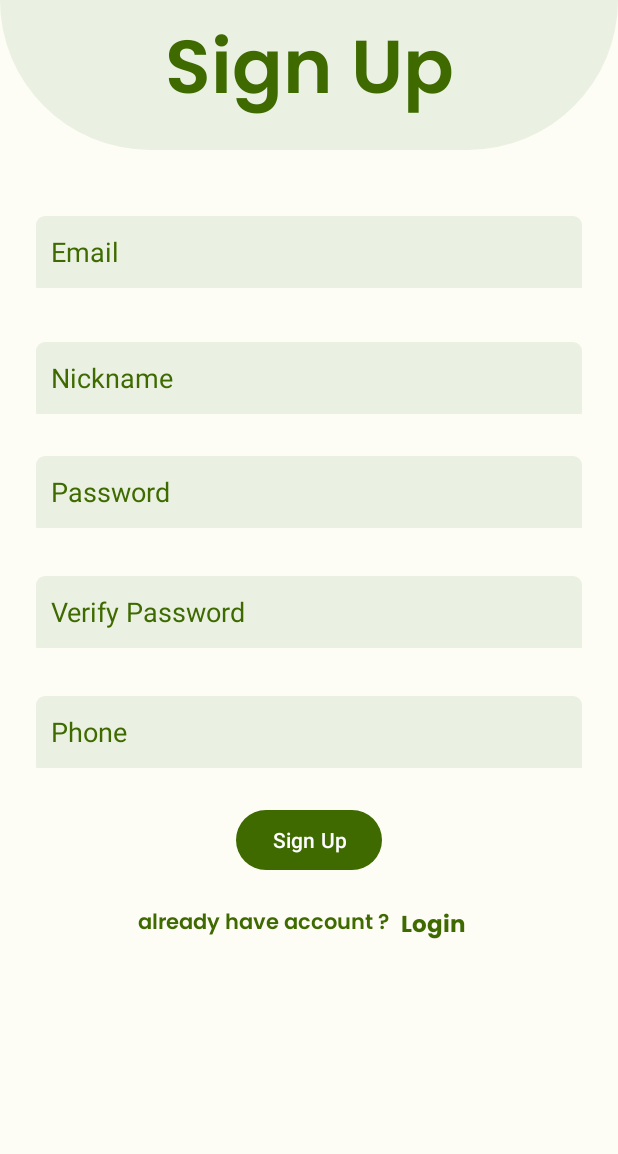
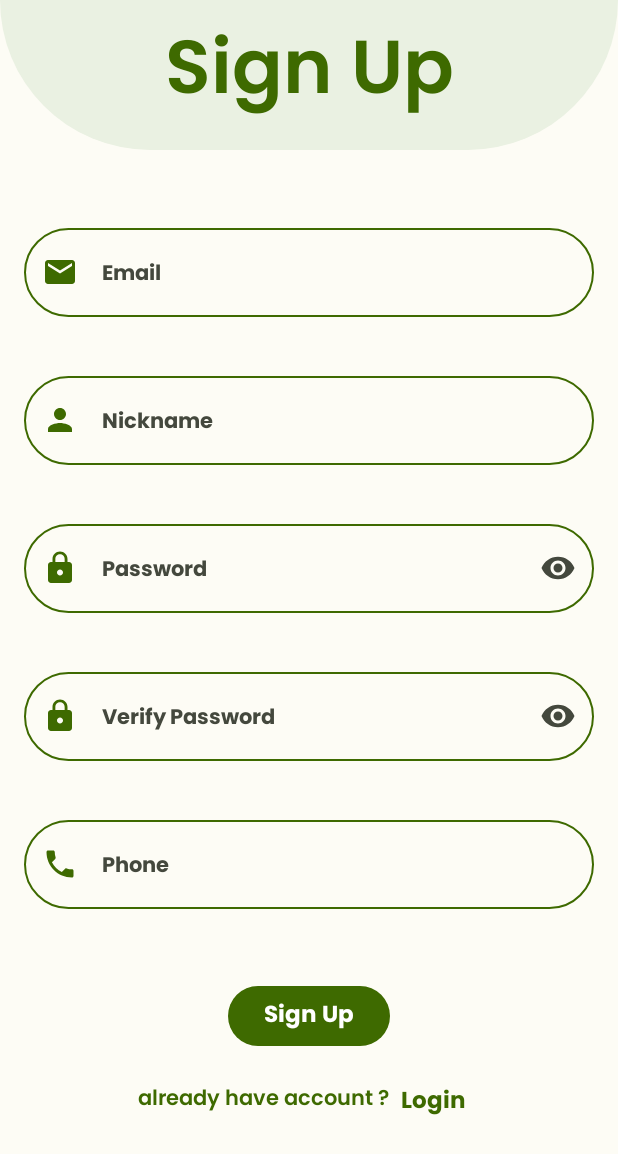
Before and after one commit to mohamedebrahem13/FindMyPet, an Android app: the screen it shows after launch (MainActivity), after a tap on "Sign Up", on a phone screen of 412 x 824 dp. Shown: the top 1154 px of the screen. Run offline under Robolectric (Android 15) with nearby library versions, the phone set to English and light mode, and no system bars; our stand-ins replace Dagger/Hilt's generated code, Firebase (no records; nobody signed in at launch, a user with empty details on screens opened directly), data binding, navigation-ui.

Commit message:
change to the ui and notification

```diff
--- a/app/src/main/res/layout/fragment_profile.xml
+++ b/app/src/main/res/layout/fragment_profile.xml
@@ -106,6 +106,7 @@
             android:layout_width="wrap_content"
             android:layout_height="wrap_content"
             android:text="@string/SignOut"
+            style="@style/Button"
             app:layout_constraintBottom_toBottomOf="parent"
             app:layout_constraintEnd_toEndOf="parent"
             app:layout_constraintStart_toStartOf="parent"
--- a/app/src/main/res/layout/fragment_sign_in.xml
+++ b/app/src/main/res/layout/fragment_sign_in.xml
@@ -56,9 +56,9 @@
         </com.google.android.material.textfield.TextInputLayout>
 
 
-        <Button
+        <com.google.android.material.button.MaterialButton
             android:id="@+id/loginbtn"
-            style="@style/button_style"
+            style="@style/Button"
             android:layout_width="wrap_content"
             android:layout_height="wrap_content"
             android:layout_marginTop="32dp"
--- a/app/src/main/res/layout/fragment_sign_up2.xml
+++ b/app/src/main/res/layout/fragment_sign_up2.xml
@@ -36,104 +36,117 @@
                 app:layout_constraintVertical_bias="0.484" />
         </androidx.constraintlayout.widget.ConstraintLayout>
 
-        <EditText
+        <com.google.android.material.textfield.TextInputLayout
             android:id="@+id/editTextTextEmailAddress3"
-            style="@style/edittext_style"
+            style="@style/TextInputLayout.Email"
             android:layout_width="0dp"
-            android:layout_height="wrap_content"
             android:layout_marginStart="24dp"
             android:layout_marginTop="44dp"
             android:layout_marginEnd="24dp"
-            android:autofillHints=""
-            android:hint="@string/Email"
-            android:inputType="textEmailAddress"
-            android:minHeight="48dp"
-            android:textColorHint="@color/md_theme_dark_inversePrimary"
+            android:layout_height="wrap_content"
             app:layout_constraintEnd_toEndOf="parent"
             app:layout_constraintHorizontal_bias="0.0"
             app:layout_constraintStart_toStartOf="parent"
             app:layout_constraintTop_toBottomOf="@+id/constraintLayout2"
-            tools:ignore="SpeakableTextPresentCheck" />
+            tools:ignore="SpeakableTextPresentCheck">
 
-        <EditText
+            <com.google.android.material.textfield.TextInputEditText
+                android:id="@+id/et_email"
+                style="@style/TextInputEditText.Email"
+                android:layout_width="match_parent"
+                android:layout_height="match_parent"
+                android:hint="@string/Email" />
+        </com.google.android.material.textfield.TextInputLayout>
+
+        <com.google.android.material.textfield.TextInputLayout
             android:id="@+id/editTextTextPersonName2"
-            style="@style/edittext_style"
+            style="@style/TextInputLayout.Name"
             android:layout_width="0dp"
             android:layout_height="wrap_content"
             android:layout_marginStart="24dp"
-            android:layout_marginTop="36dp"
+            android:layout_marginTop="8dp"
             android:layout_marginEnd="24dp"
-            android:autofillHints=""
-            android:hint="@string/nickname"
-            android:inputType="textPersonName"
-            android:minHeight="48dp"
-            android:textColorHint="@color/md_theme_dark_inversePrimary"
             app:layout_constraintEnd_toEndOf="parent"
             app:layout_constraintHorizontal_bias="0.502"
             app:layout_constraintStart_toStartOf="parent"
-            app:layout_constraintTop_toBottomOf="@+id/editTextTextEmailAddress3" />
+            app:layout_constraintTop_toBottomOf="@+id/editTextTextEmailAddress3">
 
-        <EditText
+            <com.google.android.material.textfield.TextInputEditText
+                android:id="@+id/et_name"
+                style="@style/TextInputEditText.Name"
+                android:layout_width="match_parent"
+                android:layout_height="match_parent"
+                android:hint="@string/nickname" />
+        </com.google.android.material.textfield.TextInputLayout>
+
+        <com.google.android.material.textfield.TextInputLayout
             android:id="@+id/editTextTextPassword4"
-            style="@style/edittext_style"
+            style="@style/TextInputLayout.Password"
             android:layout_width="0dp"
             android:layout_height="wrap_content"
-            android:layout_marginStart="24dp"
-            android:layout_marginTop="28dp"
-            android:layout_marginEnd="24dp"
-            android:autofillHints=""
-            android:hint="@string/password"
-            android:inputType="textPassword"
-            android:minHeight="48dp"
-            android:textColorHint="@color/md_theme_dark_inversePrimary"
+            android:layout_marginStart="16dp"
+            android:layout_marginTop="8dp"
+            android:layout_marginEnd="16dp"
+            app:endIconMode="password_toggle"
             app:layout_constraintEnd_toEndOf="parent"
             app:layout_constraintHorizontal_bias="0.502"
             app:layout_constraintStart_toStartOf="parent"
-            app:layout_constraintTop_toBottomOf="@+id/editTextTextPersonName2"
-            tools:ignore="SpeakableTextPresentCheck" />
+            app:layout_constraintTop_toBottomOf="@+id/editTextTextPersonName2">
 
-        <EditText
+            <com.google.android.material.textfield.TextInputEditText
+                android:id="@+id/et_password"
+                style="@style/TextInputEditText.Password"
+                android:layout_width="match_parent"
+                android:layout_height="match_parent"
+                android:hint="@string/password" />
+        </com.google.android.material.textfield.TextInputLayout>
+
+        <com.google.android.material.textfield.TextInputLayout
             android:id="@+id/editTextTextPassword5"
-            style="@style/edittext_style"
+            style="@style/TextInputLayout.Password"
             android:layout_width="0dp"
             android:layout_height="wrap_content"
-            android:layout_marginStart="24dp"
-            android:layout_marginTop="32dp"
-            android:layout_marginEnd="24dp"
-            android:autofillHints=""
-            android:hint="@string/VerifyPassword"
-            android:inputType="textPassword"
-            android:minHeight="48dp"
-            android:textColorHint="@color/md_theme_dark_inversePrimary"
+            android:layout_marginStart="16dp"
+            android:layout_marginTop="8dp"
+            android:layout_marginEnd="16dp"
+            app:endIconMode="password_toggle"
             app:layout_constraintEnd_toEndOf="parent"
             app:layout_constraintStart_toStartOf="parent"
-            app:layout_constraintTop_toBottomOf="@+id/editTextTextPassword4"
-            tools:ignore="SpeakableTextPresentCheck" />
+            app:layout_constraintTop_toBottomOf="@+id/editTextTextPassword4">
 
-        <EditText
+            <com.google.android.material.textfield.TextInputEditText
+                android:id="@+id/et_password_verify"
+                style="@style/TextInputEditText.Password"
+                android:layout_width="match_parent"
+                android:layout_height="match_parent"
+                android:hint="@string/VerifyPassword" />
+        </com.google.android.material.textfield.TextInputLayout>
+
+        <com.google.android.material.textfield.TextInputLayout
             android:id="@+id/editTextPhone2"
-            style="@style/edittext_style"
+            style="@style/TextInputLayout.Phone"
             android:layout_width="0dp"
             android:layout_height="wrap_content"
-            android:layout_marginStart="24dp"
-            android:layout_marginTop="32dp"
-            android:layout_marginEnd="24dp"
-            android:autofillHints=""
-            android:hint="@string/Phone"
-            android:inputType="phone"
-            android:minHeight="48dp"
-            android:textColorHint="@color/md_theme_dark_inversePrimary"
+            android:layout_marginTop="8dp"
             app:layout_constraintEnd_toEndOf="parent"
             app:layout_constraintHorizontal_bias="0.502"
             app:layout_constraintStart_toStartOf="parent"
-            app:layout_constraintTop_toBottomOf="@+id/editTextTextPassword5"
-            tools:ignore="SpeakableTextPresentCheck" />
+            app:layout_constraintTop_toBottomOf="@+id/editTextTextPassword5">
 
-        <Button
+            <com.google.android.material.textfield.TextInputEditText
+                android:id="@+id/et_phone"
+                style="@style/TextInputEditText.Phone"
+                android:layout_width="match_parent"
+                android:layout_height="match_parent"
+                android:hint="@string/Phone" />
+        </com.google.android.material.textfield.TextInputLayout>
+
+        <com.google.android.material.button.MaterialButton
             android:id="@+id/button"
             android:layout_width="wrap_content"
             android:layout_height="wrap_content"
             android:layout_marginTop="24dp"
+            style="@style/Button"
             android:text="@string/SignUp"
             app:layout_constraintEnd_toEndOf="parent"
             app:layout_constraintStart_toStartOf="parent"
--- a/app/src/main/res/layout/post_item.xml
+++ b/app/src/main/res/layout/post_item.xml
@@ -126,7 +126,7 @@
 
             <TextView
                 android:id="@+id/petLocationTextView"
-                style="@style/TextView.SemiBold"
+                style="@style/TextView.Regular_12"
                 android:layout_width="wrap_content"
                 android:layout_height="wrap_content"
                 android:layout_marginStart="8dp"
--- a/app/src/main/res/values/themes.xml
+++ b/app/src/main/res/values/themes.xml
@@ -48,7 +48,7 @@
         <item name="boxCornerRadiusTopStart">30dp</item>
         <item name="boxStrokeWidth">1dp</item>
         <item name="boxStrokeWidthFocused">1dp</item>
-        <item name="hintEnabled">false</item>
+        <item name="hintEnabled">true</item>
         <item name="hintTextAppearance">@style/Font.Bold</item>
         <item name="boxStrokeColor">@color/boarder_search</item>
         <item name="startIconTint">@color/boarder_search</item>
@@ -56,6 +56,25 @@
         <item name="errorTextAppearance">@style/TextInputLayoutError</item>
         <item name="android:textAppearance">@style/Font.Regular</item>
         <item name="errorEnabled">true</item>
+    </style>
+    <!-- Message Input Style -->
+    <style name="TextInputLayout.OutlinedBox_Message" parent="Widget.Material3.TextInputLayout.OutlinedBox.Dense">
+        <item name="android:layout_width">match_parent</item>
+        <item name="android:layout_height">0dp</item>
+        <item name="android:layout_marginHorizontal">21dp</item>
+        <item name="android:layout_marginTop">5dp</item>
+        <item name="boxBackgroundColor">@android:color/transparent</item>
+        <item name="boxCornerRadiusBottomEnd">29dp</item>
+        <item name="boxCornerRadiusBottomStart">29dp</item>
+        <item name="boxCornerRadiusTopEnd">29dp</item>
+        <item name="boxCornerRadiusTopStart">29dp</item>
+        <item name="hintEnabled">true</item>
+        <item name="hintTextAppearance">@style/Font.SemiBold</item>
+        <item name="startIconTint">@color/boarder_search</item>
+        <item name="errorTextColor">@color/md_theme_light_error</item>
+        <item name="boxStrokeWidth">1dp</item>
+        <item name="boxStrokeColor">@color/boarder_search</item>
+        <item name="boxStrokeWidthFocused">1dp</item>
     </style>
 
     <!-- Search Input Style -->
@@ -67,8 +86,8 @@
     <style name="TextInputEditText.OutlinedBox" parent="Widget.Material3.TextInputEditText.OutlinedBox">
         <item name="android:layout_width">match_parent</item>
         <item name="android:layout_height">match_parent</item>
-        <item name="android:textColorHint">#CC3E6A00</item>
-        <item name="android:textColor">@color/boarder_search</item>
+        <item name="android:textColorHint">@color/boarder_search</item>
+        <item name="android:textColor">@color/md_theme_light_primary</item>
         <item name="android:textSize">14sp</item>
         <item name="android:ellipsize">end</item>
         <item name="android:textAlignment">viewStart</item>
@@ -83,6 +102,24 @@
         <item name="android:imeOptions">actionNext</item>
     </style>
 
+    <style name="TextInputEditText.Description" parent="TextInputEditText.OutlinedBox">
+        <item name="android:minLines">3</item>
+        <item name="android:maxLines">5</item>
+        <item name="android:padding">21dp</item>
+        <item name="android:gravity">start|top</item>
+        <item name="android:scrollbars">vertical</item>
+        <item name="android:inputType">textMultiLine|text</item>
+        <item name="android:imeOptions">actionNext</item>
+    </style>
+
+    <style name="TextInputEditText.Age" parent="TextInputEditText.OutlinedBox">
+        <!-- Set the input type to number with a filter for positive integers -->
+        <item name="android:inputType">number</item>
+        <!-- Set the IME options for better navigation -->
+        <item name="android:imeOptions">actionNext</item>
+
+    </style>
+
     <style name="TextInputEditText.Email" parent="TextInputEditText.OutlinedBox">
         <item name="android:inputType">textEmailAddress</item>
         <item name="android:imeOptions">actionNext</item>
@@ -94,24 +131,22 @@
 
 
     <style name="TextInputLayout.Phone" parent="TextInputLayout.OutlinedBox">
-        <item name="android:layout_marginStart">16dp</item>
-        <item name="android:layout_marginEnd">0dp</item>
-        <item name="boxCornerRadiusBottomEnd">0dp</item>
-        <item name="boxCornerRadiusBottomStart">22dp</item>
-        <item name="boxCornerRadiusTopEnd">0dp</item>
-        <item name="boxCornerRadiusTopStart">22dp</item>
         <item name="startIconDrawable">@drawable/ic_baseline_phone_24</item>
     </style>
 
     <style name="TextInputLayout.Email" parent="TextInputLayout.OutlinedBox">
         <item name="startIconDrawable">@drawable/ic_email</item>
     </style>
+
     <style name="TextInputLayout.Password" parent="TextInputLayout.OutlinedBox">
         <item name="startIconDrawable">@drawable/ic_lock</item>
         <item name="endIconMode">password_toggle</item>
     </style>
     <style name="TextInputLayout.Name" parent="TextInputLayout.OutlinedBox">
         <item name="startIconDrawable">@drawable/ic_baseline_person_24</item>
+    </style>
+    <style name="TextInputLayout.pets" parent="TextInputLayout.OutlinedBox">
+        <item name="startIconDrawable">@drawable/ic_pets</item>
     </style>
 
     <!--region TextInputLayout-->
@@ -203,23 +238,11 @@
         <item name="android:fontFamily">@font/poppins_black</item>
     </style>
 
-    <style name="button_style">
+    <style name="Button" parent="ThemeOverlay.Material3.Button">
         <item name="android:textSize">15sp</item>
-        <item name="android:textStyle">bold</item>
+        <item name="android:textAppearance">@style/Font.Bold</item>
 
     </style>
-    <!--style for edittext-->
-    <style name="edittext_style">
-        <item name="android:paddingStart">10dp</item>
-        <item name="android:paddingEnd">10dp</item>
-        <item name="android:layout_height">wrap_content</item>
-        <item name="android:layout_width">wrap_content</item>
-
-        <item name="android:background">@drawable/shape</item>
-        <item name="android:ems">10</item>
-        <item name="android:textColorHint">#757575</item>
-    </style>
-
 
     <style name="text_warning">
         <item name="android:textStyle">bold</item>
```
Also changed, not shown: app/src/main/java/com/example/findmypet/ui/addpet/AddPetFragment.kt (+31 -22 lines), app/src/main/java/com/example/findmypet/ui/forgotpassword/ForgotPasswordFragment.kt (+6 -11 lines), app/src/main/java/com/example/findmypet/ui/profile/edit/ProfileEdit.kt (+20 -15 lines), app/src/main/java/com/example/findmypet/ui/profile/edit/ProfileEditViewModel.kt (+4 -6 lines), app/src/main/java/com/example/findmypet/ui/signup/SignUpFragment.kt (+31 -29 lines), app/src/main/res/drawable-hdpi/ic_pets.xml (added, +21 -0 lines), app/src/main/res/drawable-mdpi/ic_pets.xml (added, +21 -0 lines), app/src/main/res/drawable-xxhdpi/ic_pets.xml (added, +21 -0 lines), app/src/main/res/layout/favorite_post_item.xml (+4 -4 lines), app/src/main/res/layout/fragment_addpet.xml (+50 -53 lines), app/src/main/res/layout/fragment_chat.xml (+4 -3 lines), app/src/main/res/layout/fragment_forgot_password.xml (+12 -9 lines), app/src/main/res/layout/fragment_profile_edit.xml (+59 -57 lines).
